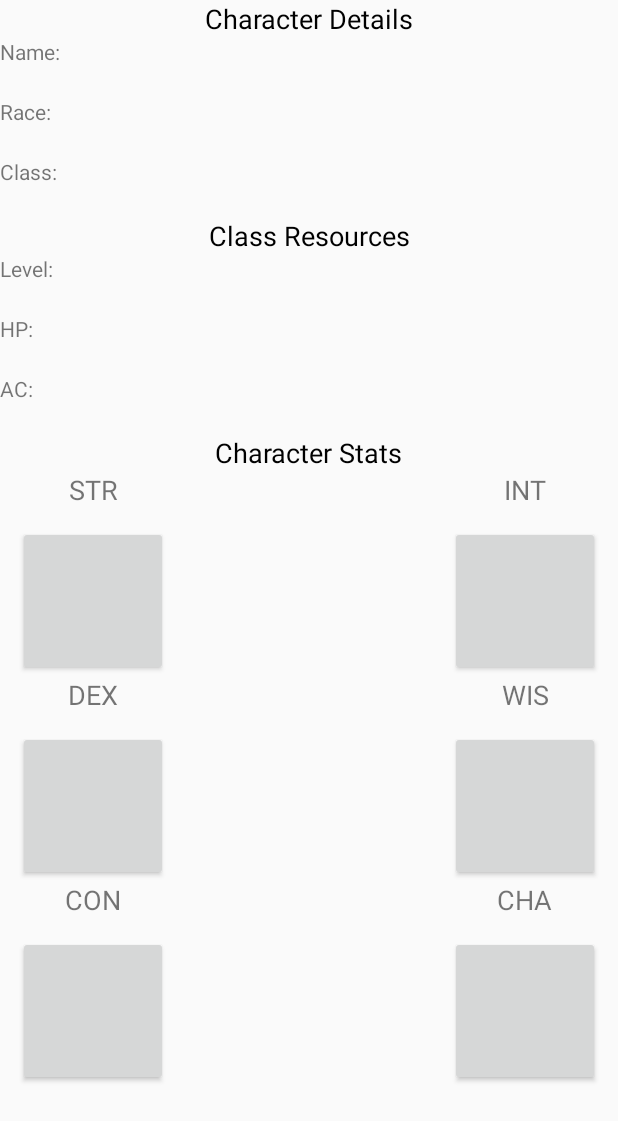
After one commit to RossCherry/DNDCharacterCompanionApp, an Android app: the layout activity_character_view.xml on its own in the app's theme, with its tools: preview values and no code run, on a phone screen of 412 x 824 dp. The commit adds this screen. Shown: the top 1121 px of the screen. Run offline under Robolectric (Android 15) with nearby library versions, the phone set to English and light mode, and no system bars.

Commit message:
add characterDetailviewModel, acvtivity_character_view and characterEditAcivity

```diff
--- a/DnDCharacterCompanion/app/src/main/java/com/zybooks/dndcharactercompanion/CharacterEditActivity.kt
+++ b/DnDCharacterCompanion/app/src/main/java/com/zybooks/dndcharactercompanion/CharacterEditActivity.kt
@@ -1,10 +1,13 @@
 package com.zybooks.dndcharactercompanion
 import android.os.Bundle
 import android.view.LayoutInflater
+import android.view.View
 import android.widget.CheckBox
 import android.widget.EditText
 import androidx.appcompat.app.AppCompatActivity
+import androidx.lifecycle.ViewModelProvider
 import com.zybooks.dndcharactercompanion.model.Character
+import com.zybooks.dndcharactercompanion.viewmodel.CharacterDetailViewModel
 
 class CharacterEditActivity : AppCompatActivity() {
     private lateinit var nameEditText: EditText
@@ -23,6 +26,10 @@ class CharacterEditActivity : AppCompatActivity() {
 
     private var characterId = 0L
     private lateinit var character: Character
+
+    private val characterDetailViewModel: CharacterDetailViewModel by lazy {
+        ViewModelProvider(this).get(CharacterDetailViewModel::class.java)
+    }
     companion object{
         const val EXTRA_CHARACTER_ID = "com.zybooks.dndcharactercompanion.character_id"
     }
@@ -30,7 +37,124 @@ class CharacterEditActivity : AppCompatActivity() {
     override fun onCreate(savedInstanceState: Bundle?) {
         super.onCreate(savedInstanceState)
         setContentView(R.layout.activity_character_edit)
+
+        nameEditText = findViewById(R.id.characterName)
+        classEditText = findViewById(R.id.characterClass)
+        raceEditText = findViewById(R.id.characterRace)
+        hpEditText = findViewById(R.id.characterHealth)
+        acEditText = findViewById(R.id.characterAC)
+        levelEditText = findViewById(R.id.characterLevel)
+        strEditText = findViewById(R.id.characterSTR)
+        dexEditText = findViewById(R.id.characterDEX)
+        conEditText = findViewById(R.id.characterCON)
+        intEditText = findViewById(R.id.characterINT)
+        wisEditText = findViewById(R.id.characterWIS)
+        chaEditText = findViewById(R.id.characterCHA)
+
+        profCheckBox = profList()
+
+        characterId = intent.getLongExtra(EXTRA_CHARACTER_ID, -1L)
+
+        if(characterId == -1L)
+        {
+            character = Character()
+            title = "Create a Character"
+        }
+        else
+        {
+            characterDetailViewModel.loadCharacter(characterId)
+            characterDetailViewModel.characterLiveData.observe(this,
+                { character ->
+                    if(character != null){
+                        this.character = character
+                    }
+                    updateUI()
+                })
+            setTitle("Edit Character")
+        }
     }
 
+    private fun updateUI(){
+
+    }
+
+    fun profList(): List<String>
+    {
+        var skillList = mutableListOf<String>()
+        if(findViewById<CheckBox>(R.id.characterAcrobatics).isChecked)
+        {
+            skillList.add("acrobatics")
+        }
+        if(findViewById<CheckBox>(R.id.characterAthletics).isChecked)
+        {
+            skillList.add("athletics")
+        }
+        if(findViewById<CheckBox>(R.id.characterAnHand).isChecked)
+        {
+            skillList.add("animal handling")
+        }
+        if(findViewById<CheckBox>(R.id.characterArcana).isChecked)
+        {
+            skillList.add("arcana")
+        }
+        if(findViewById<CheckBox>(R.id.characterDeception).isChecked)
+        {
+            skillList.add("deception")
+        }
+        if(findViewById<CheckBox>(R.id.characterHistory).isChecked)
+        {
+            skillList.add("history")
+        }
+        if(findViewById<CheckBox>(R.id.characterInsight).isChecked)
+        {
+            skillList.add("insight")
+        }
+        if(findViewById<CheckBox>(R.id.characterIntimidation).isChecked)
+        {
+            skillList.add("intimidation")
+        }
+        if(findViewById<CheckBox>(R.id.characterInvestigation).isChecked)
+        {
+            skillList.add("investigation")
+        }
+        if(findViewById<CheckBox>(R.id.characterMedicine).isChecked)
+        {
+            skillList.add("medicine")
+        }
+        if(findViewById<CheckBox>(R.id.characterNature).isChecked)
+        {
+            skillList.add("nature")
+        }
+        if(findViewById<CheckBox>(R.id.characterPerception).isChecked)
+        {
+            skillList.add("perception")
+        }
+        if(findViewById<CheckBox>(R.id.characterPerformance).isChecked)
+        {
+            skillList.add("performance")
+        }
+        if(findViewById<CheckBox>(R.id.characterPersuasion).isChecked)
+        {
+            skillList.add("persuasion")
+        }
+        if(findViewById<CheckBox>(R.id.characterReligion).isChecked)
+        {
+            skillList.add("religion")
+        }
+        if(findViewById<CheckBox>(R.id.characterSoH).isChecked)
+        {
+            skillList.add("slight of hand")
+        }
+        if(findViewById<CheckBox>(R.id.characterStealth).isChecked)
+        {
+            skillList.add("stealth")
+        }
+        if(findViewById<CheckBox>(R.id.characterSurvival).isChecked)
+        {
+            skillList.add("survival")
+        }
+
+        return skillList
+    }
 
 }
--- /dev/null
+++ b/DnDCharacterCompanion/app/src/main/java/com/zybooks/dndcharactercompanion/viewmodel/CharacterDetailViewModel.kt
@@ -0,0 +1,28 @@
+package com.zybooks.dndcharactercompanion.viewmodel
+
+import android.app.Application
+import androidx.lifecycle.AndroidViewModel
+import androidx.lifecycle.LiveData
+import androidx.lifecycle.MutableLiveData
+import androidx.lifecycle.Transformations
+import com.zybooks.dndcharactercompanion.model.Character
+import com.zybooks.dndcharactercompanion.repo.CharacterRepo
+
+class CharacterDetailViewModel(application: Application) : AndroidViewModel(application) {
+    private val characterRepo = CharacterRepo.getInstance(application)
+
+    private val characterIdLiveData = MutableLiveData<Long>()
+
+    val characterLiveData: LiveData<Character?> =
+        Transformations.switchMap(characterIdLiveData) {characterId ->
+            characterRepo.getCharacter(characterId)
+        }
+
+    fun loadCharacter(characterId: Long) {
+        characterIdLiveData.value = characterId
+    }
+
+    fun addCharacter(character: Character) = characterRepo.addCharacter(character)
+
+    fun updateCharacter(character: Character) = characterRepo.updateCharacter(character)
+}
--- /dev/null
+++ b/DnDCharacterCompanion/app/src/main/res/layout/activity_character_view.xml
@@ -0,0 +1,270 @@
+<?xml version="1.0" encoding="utf-8"?>
+<androidx.constraintlayout.widget.ConstraintLayout
+    android:layout_height="match_parent"
+    android:layout_width="match_parent"
+    xmlns:android="http://schemas.android.com/apk/res/android"
+    xmlns:app="http://schemas.android.com/apk/res-auto"
+    >
+    <TextView
+        android:layout_width="wrap_content"
+        android:layout_height="wrap_content"
+        android:textSize="18sp"
+        android:textColor="@color/black"
+        android:text="@string/character_details"
+        android:id="@+id/CharacterDetails"
+        app:layout_constraintTop_toTopOf="parent"
+        app:layout_constraintLeft_toLeftOf="parent"
+        app:layout_constraintRight_toRightOf="parent"/>
+    <TextView
+        android:id="@+id/characterNameLabel"
+        android:layout_width="50dp"
+        android:layout_height="40dp"
+        app:layout_constraintTop_toBottomOf="@id/CharacterDetails"
+        app:layout_constraintRight_toLeftOf="@+id/characterName"
+        android:text="@string/name"
+        />
+
+    <TextView
+        android:id="@+id/characterName"
+        android:layout_width="360dp"
+        android:layout_height="40dp"
+        app:layout_constraintTop_toBottomOf="@id/CharacterDetails"
+        app:layout_constraintLeft_toRightOf="@+id/characterNameLabel"
+        android:inputType="text"
+        />
+
+    <TextView
+        android:id="@+id/characterRaceLabel"
+        android:layout_width="50dp"
+        android:layout_height="40dp"
+        app:layout_constraintTop_toBottomOf="@+id/characterNameLabel"
+        app:layout_constraintRight_toLeftOf="@+id/characterRace"
+        android:text="@string/race"
+        />
+
+    <TextView
+        android:id="@+id/characterRace"
+        android:layout_width="360dp"
+        android:layout_height="40dp"
+        app:layout_constraintTop_toBottomOf="@+id/characterNameLabel"
+        app:layout_constraintLeft_toRightOf="@+id/characterRaceLabel"
+        android:inputType="text"
+        />
+
+    <TextView
+        android:id="@+id/characterClassLabel"
+        android:layout_width="50dp"
+        android:layout_height="40dp"
+        app:layout_constraintTop_toBottomOf="@+id/characterRaceLabel"
+        app:layout_constraintRight_toLeftOf="@+id/characterClass"
+        android:text="@string/Class"
+        />
+
+    <TextView
+        android:id="@+id/characterClass"
+        android:layout_width="360dp"
+        android:layout_height="40dp"
+        app:layout_constraintTop_toBottomOf="@+id/characterRaceLabel"
+        app:layout_constraintLeft_toRightOf="@+id/characterClassLabel"
+        android:inputType="text"
+        />
+
+    <TextView
+        android:layout_width="wrap_content"
+        android:layout_height="wrap_content"
+        android:textSize="18sp"
+        android:textColor="@color/black"
+        android:text="@string/character_resources"
+        android:id="@+id/CharacterResources"
+        app:layout_constraintTop_toBottomOf="@+id/characterClassLabel"
+        app:layout_constraintLeft_toLeftOf="parent"
+        app:layout_constraintRight_toRightOf="parent"
+        />
+    <TextView
+        android:id="@+id/characterLevelLabel"
+        android:layout_width="50dp"
+        android:layout_height="40dp"
+        app:layout_constraintTop_toBottomOf="@+id/CharacterResources"
+        app:layout_constraintRight_toLeftOf="@+id/characterLevel"
+        android:text="@string/level"
+        />
+
+    <TextView
+        android:id="@+id/characterLevel"
+        android:layout_width="360dp"
+        android:layout_height="40dp"
+        app:layout_constraintTop_toBottomOf="@+id/CharacterResources"
+        app:layout_constraintLeft_toRightOf="@+id/characterLevelLabel"
+        android:inputType="number"
+        />
+
+    <TextView
+        android:id="@+id/characterHealthLabel"
+        android:layout_width="50dp"
+        android:layout_height="40dp"
+        app:layout_constraintTop_toBottomOf="@+id/characterLevelLabel"
+        app:layout_constraintRight_toLeftOf="@+id/characterHealth"
+        android:text="@string/hp"
+        />
+
+    <TextView
+        android:id="@+id/characterHealth"
+        android:layout_width="360dp"
+        android:layout_height="40dp"
+        app:layout_constraintTop_toBottomOf="@+id/characterLevelLabel"
+        app:layout_constraintLeft_toRightOf="@+id/characterHealthLabel"
+        android:inputType="number"
+        />
+
+    <TextView
+        android:id="@+id/characterACLabel"
+        android:layout_width="50dp"
+        android:layout_height="40dp"
+        app:layout_constraintTop_toBottomOf="@+id/characterHealthLabel"
+        app:layout_constraintRight_toLeftOf="@+id/characterAC"
+        android:text="@string/ac"
+        />
+
+    <TextView
+        android:id="@+id/characterAC"
+        android:layout_width="360dp"
+        android:layout_height="40dp"
+        app:layout_constraintTop_toBottomOf="@+id/characterHealthLabel"
+        app:layout_constraintLeft_toRightOf="@+id/characterACLabel"
+        android:inputType="number"
+        />
+    <TextView
+        android:layout_width="wrap_content"
+        android:layout_height="wrap_content"
+        android:textSize="18sp"
+        android:textColor="@color/black"
+        android:text="@string/character_stats"
+        android:id="@+id/CharacterStats"
+        app:layout_constraintTop_toBottomOf="@+id/characterAC"
+        app:layout_constraintLeft_toLeftOf="parent"
+        app:layout_constraintRight_toRightOf="parent"
+        />
+
+    <TextView
+        android:text="STR"
+        android:id="@+id/strengthLabel"
+        android:textSize="18sp"
+
+        android:layout_width="wrap_content"
+        android:layout_height="wrap_content"
+        app:layout_constraintLeft_toLeftOf="@id/strengthButton"
+        app:layout_constraintRight_toRightOf="@id/strengthButton"
+        app:layout_constraintTop_toBottomOf="@id/CharacterStats"
+        />
+    <Button
+        android:id="@+id/strengthButton"
+        android:layout_width="100dp"
+        android:layout_height="100dp"
+        android:layout_margin="12dp"
+        app:layout_constraintLeft_toLeftOf="parent"
+        app:layout_constraintTop_toBottomOf="@id/strengthLabel"
+        />
+
+
+
+    <TextView
+        android:text="DEX"
+        android:id="@+id/dexterityLabel"
+        android:textSize="18sp"
+        android:layout_width="wrap_content"
+        android:layout_height="wrap_content"
+        app:layout_constraintLeft_toLeftOf="@id/strengthButton"
+        app:layout_constraintRight_toRightOf="@id/strengthButton"
+        app:layout_constraintTop_toBottomOf="@id/strengthButton"
+        />
+    <Button
+        android:id="@+id/dexterityButton"
+        android:layout_width="100dp"
+        android:layout_height="100dp"
+        android:layout_margin="12dp"
+        app:layout_constraintLeft_toLeftOf="parent"
+        app:layout_constraintTop_toBottomOf="@id/dexterityLabel"
+        />
+
+    <TextView
+        android:text="CON"
+        android:id="@+id/constitutionLabel"
+        android:textSize="18sp"
+        android:layout_width="wrap_content"
+        android:layout_height="wrap_content"
+        app:layout_constraintLeft_toLeftOf="@id/strengthButton"
+        app:layout_constraintRight_toRightOf="@id/strengthButton"
+        app:layout_constraintTop_toBottomOf="@id/dexterityButton"
+        />
+    <Button
+        android:id="@+id/constitutionButton"
+        android:layout_width="100dp"
+        android:layout_height="100dp"
+        android:layout_margin="12dp"
+        app:layout_constraintLeft_toLeftOf="parent"
+        app:layout_constraintTop_toBottomOf="@id/constitutionLabel"
+        />
+
+
+    <TextView
+        android:text="INT"
+        android:id="@+id/intelligenceLabel"
+        android:textSize="18sp"
+
+        android:layout_width="wrap_content"
+        android:layout_height="wrap_content"
+        app:layout_constraintLeft_toLeftOf="@id/intelligenceButton"
+        app:layout_constraintRight_toRightOf="@id/intelligenceButton"
+        app:layout_constraintTop_toBottomOf="@id/CharacterStats"
+        />
+    <Button
+        android:id="@+id/intelligenceButton"
+        android:layout_width="100dp"
+        android:layout_height="100dp"
+        android:layout_margin="12dp"
+        app:layout_constraintRight_toRightOf="parent"
+        app:layout_constraintTop_toBottomOf="@id/strengthLabel"
+        />
+
+
+
+    <TextView
+        android:text="WIS"
+        android:id="@+id/wisdomLabel"
+        android:textSize="18sp"
+        android:layout_width="wrap_content"
+        android:layout_height="wrap_content"
+        app:layout_constraintLeft_toLeftOf="@id/intelligenceButton"
+        app:layout_constraintRight_toRightOf="@id/intelligenceButton"
+        app:layout_constraintTop_toBottomOf="@id/strengthButton"
+        />
+    <Button
+        android:id="@+id/wisdomButton"
+        android:layout_width="100dp"
+        android:layout_height="100dp"
+        android:layout_margin="12dp"
+        app:layout_constraintRight_toRightOf="parent"
+        app:layout_constraintTop_toBottomOf="@id/dexterityLabel"
+        />
+
+    <TextView
+        android:text="CHA"
+        android:id="@+id/charismaLabel"
+        android:textSize="18sp"
+        android:layout_width="wrap_content"
+        android:layout_height="wrap_content"
+        app:layout_constraintLeft_toLeftOf="@id/intelligenceButton"
+        app:layout_constraintRight_toRightOf="@id/intelligenceButton"
+        app:layout_constraintTop_toBottomOf="@id/dexterityButton"
+        />
+    <Button
+        android:id="@+id/charismaButton"
+        android:layout_width="100dp"
+        android:layout_height="100dp"
+        android:layout_margin="12dp"
+        app:layout_constraintRight_toRightOf="parent"
+        app:layout_constraintTop_toBottomOf="@id/constitutionLabel"
+        />
+
+
+</androidx.constraintlayout.widget.ConstraintLayout>
```
